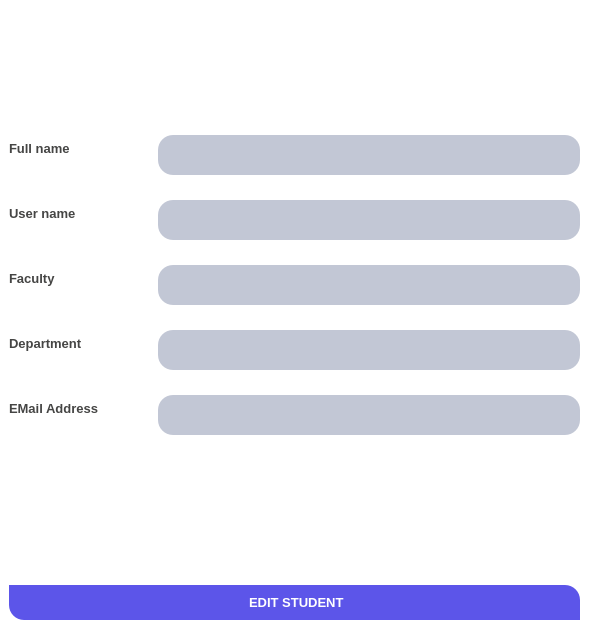
onukingsley/qtdesign-student-profile-login_and_register-, file ui/editstudent.ui: the form before one commit.
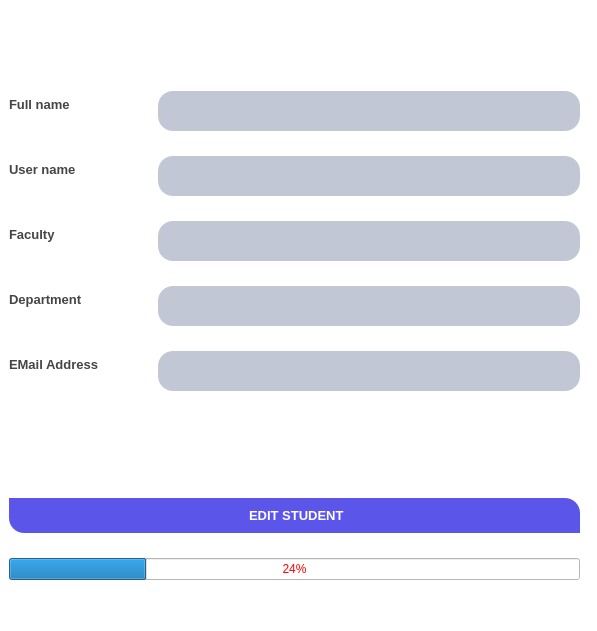
The form after the commit. Icons and pictures are not drawn.

Commit message: added a feature that allows a student to update his or her details and send it to database

```diff
--- a/ui/editstudent.ui
+++ b/ui/editstudent.ui
@@ -637,6 +637,23 @@
         </property>
        </widget>
       </item>
+      <item row="8" column="0" colspan="2">
+       <widget class="QProgressBar" name="progressBar">
+        <property name="value">
+         <number>24</number>
+        </property>
+       </widget>
+      </item>
+      <item row="9" column="0" colspan="2">
+       <widget class="QLabel" name="lblmsg">
+        <property name="text">
+         <string/>
+        </property>
+        <property name="alignment">
+         <set>Qt::AlignCenter</set>
+        </property>
+       </widget>
+      </item>
      </layout>
     </item>
    </layout>
```
The commit also changes 2 other files.
